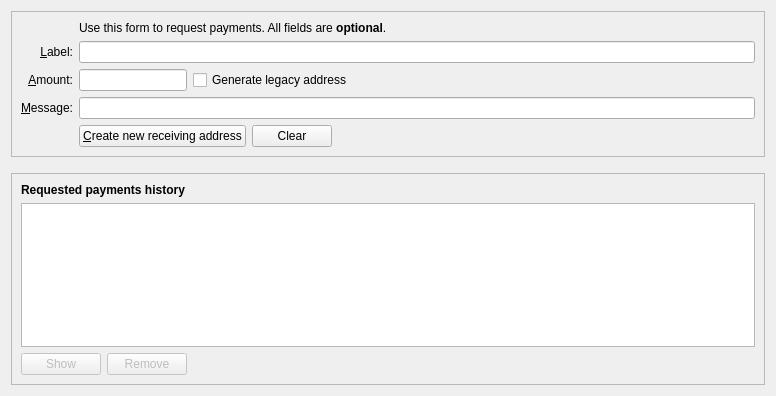
Before: the Qt Designer form src/qt/forms/receivecoinsdialog.ui in xyephy/whive, drawn with Qt 5.
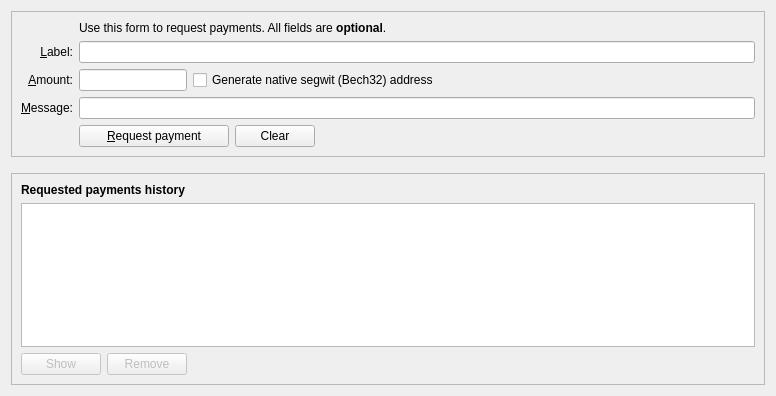
After: the same form once the commit is applied. Icons and pictures are not drawn. Custom widgets are drawn as their Qt base class.

```diff
--- a/src/qt/forms/receivecoinsdialog.ui
+++ b/src/qt/forms/receivecoinsdialog.ui
@@ -108,7 +108,7 @@
              </size>
             </property>
             <property name="text">
-             <string>&amp;Create new receiving address</string>
+             <string>&amp;Request payment</string>
             </property>
             <property name="icon">
              <iconset resource="../bitcoin.qrc">
@@ -209,7 +209,7 @@
              <string>Native segwit addresses (aka Bech32 or BIP-173) reduce your transaction fees later on and offer better protection against typos, but old wallets don't support them. When checked, an address compatible with older wallets will be created instead.</string>
             </property>
             <property name="text">
-             <string>Generate legacy address</string>
+             <string>Generate native segwit (Bech32) address</string>
             </property>
            </widget>
           </item>
```
Left out of the diff: 10 changed lines with no effect on the pictures.
